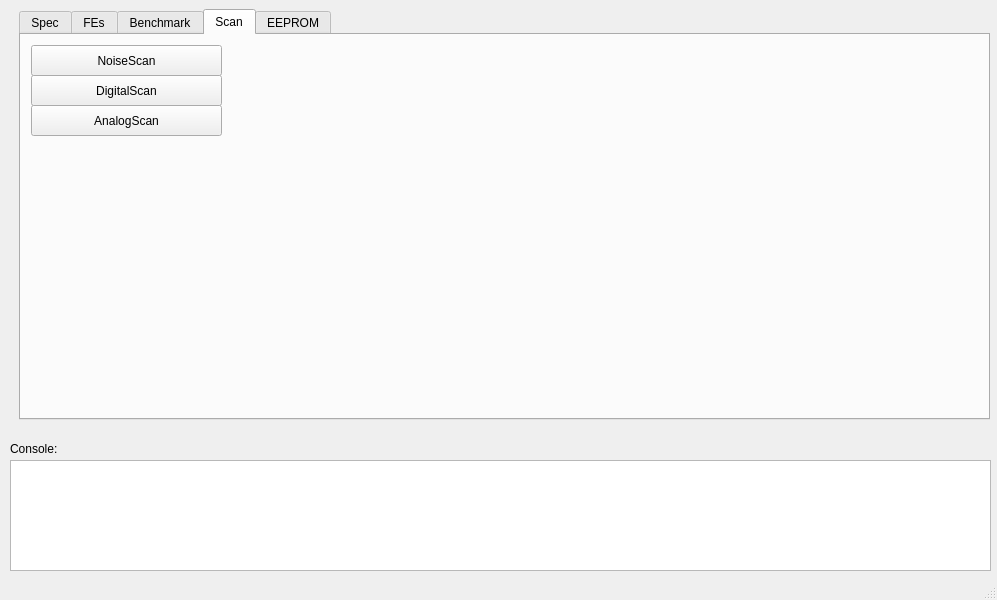
Yarr/Yarr, file gui/YarrGui/yarrgui.ui: the form before one commit.
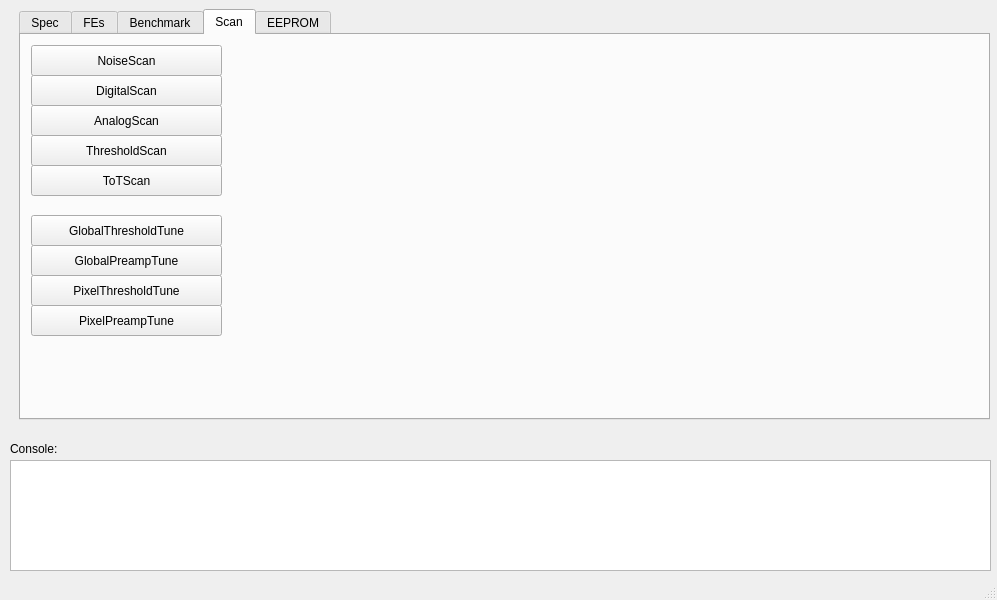
The form after the commit. The open tabs and pages were chosen to show the change. Custom widgets are drawn as their Qt base class.

Commit message: Added noise scan, analog scan, threshold scan, tot scan, global threshold tune, global preamp tune, pixel threshold tune, pixel preamp tune to GUI - yet to be tested

The edit to the form file:
```diff
--- a/gui/YarrGui/yarrgui.ui
+++ b/gui/YarrGui/yarrgui.ui
@@ -621,6 +621,84 @@
        <string>AnalogScan</string>
       </property>
      </widget>
+     <widget class="QPushButton" name="ThresholdScanButton">
+      <property name="geometry">
+       <rect>
+        <x>10</x>
+        <y>100</y>
+        <width>191</width>
+        <height>31</height>
+       </rect>
+      </property>
+      <property name="text">
+       <string>ThresholdScan</string>
+      </property>
+     </widget>
+     <widget class="QPushButton" name="ToTScanButton">
+      <property name="geometry">
+       <rect>
+        <x>10</x>
+        <y>130</y>
+        <width>191</width>
+        <height>31</height>
+       </rect>
+      </property>
+      <property name="text">
+       <string>ToTScan</string>
+      </property>
+     </widget>
+     <widget class="QPushButton" name="GThrTuneButton">
+      <property name="geometry">
+       <rect>
+        <x>10</x>
+        <y>180</y>
+        <width>191</width>
+        <height>31</height>
+       </rect>
+      </property>
+      <property name="text">
+       <string>GlobalThresholdTune</string>
+      </property>
+     </widget>
+     <widget class="QPushButton" name="GPreaTuneButton">
+      <property name="geometry">
+       <rect>
+        <x>10</x>
+        <y>210</y>
+        <width>191</width>
+        <height>31</height>
+       </rect>
+      </property>
+      <property name="text">
+       <string>GlobalPreampTune</string>
+      </property>
+     </widget>
+     <widget class="QPushButton" name="PThrTuneButton">
+      <property name="geometry">
+       <rect>
+        <x>10</x>
+        <y>240</y>
+        <width>191</width>
+        <height>31</height>
+       </rect>
+      </property>
+      <property name="text">
+       <string>PixelThresholdTune</string>
+      </property>
+     </widget>
+     <widget class="QPushButton" name="PPreaTuneButton">
+      <property name="geometry">
+       <rect>
+        <x>10</x>
+        <y>270</y>
+        <width>191</width>
+        <height>31</height>
+       </rect>
+      </property>
+      <property name="text">
+       <string>PixelPreampTune</string>
+      </property>
+     </widget>
     </widget>
     <widget class="QWidget" name="tab_2">
      <attribute name="title">
```
Left out of the diff: 2 changed lines with no effect on the pictures. The commit also changes 3 other files.
